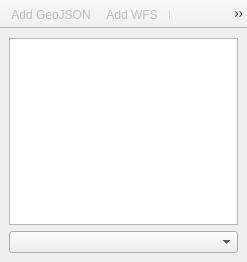
First picture: the form in src/tree_panel_base.ui, repository nextgis/nextgis_connect, before the edit.
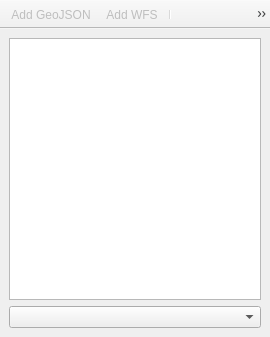
Second picture: the form after the edit.

Commit message: Move settings button to panel

What changed in the file:
```diff
--- a/src/tree_panel_base.ui
+++ b/src/tree_panel_base.ui
@@ -6,8 +6,8 @@
    <rect>
     <x>0</x>
     <y>0</y>
-    <width>247</width>
-    <height>262</height>
+    <width>270</width>
+    <height>337</height>
    </rect>
   </property>
   <property name="windowTitle">
@@ -50,6 +50,8 @@
    <addaction name="actionAddWFS"/>
    <addaction name="separator"/>
    <addaction name="actionCreateNewGroup"/>
+   <addaction name="separator"/>
+   <addaction name="actionSettings"/>
   </widget>
   <action name="actionAddAsGeoJSON">
    <property name="enabled">
@@ -84,6 +86,14 @@
     <string>Create new resource group</string>
    </property>
   </action>
+  <action name="actionSettings">
+   <property name="enabled">
+    <bool>true</bool>
+   </property>
+   <property name="text">
+    <string>Settings</string>
+   </property>
+  </action>
  </widget>
  <resources/>
  <connections/>
```
The commit also changes 6 other files.
